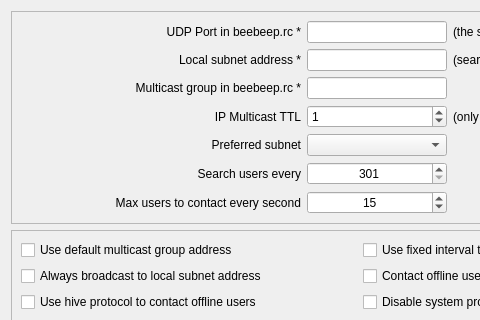
Qt form src/desktop/GuiNetwork.ui (iamthemag/magshare) before a commit; both pictures show x 0 to 480 and y 0 to 320 of the 720 by 450 pixel window.
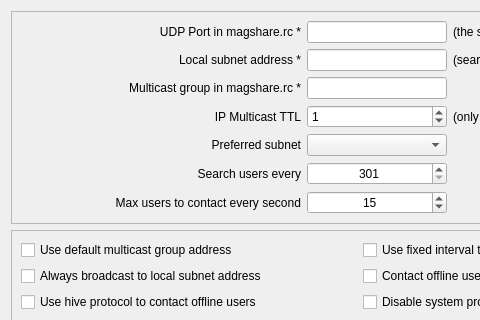
The same form after that commit.

```diff
--- a/src/desktop/GuiNetwork.ui
+++ b/src/desktop/GuiNetwork.ui
@@ -28,7 +28,7 @@
            </size>
           </property>
           <property name="text">
-           <string>UDP Port in beebeep.rc *</string>
+           <string>UDP Port in magshare.rc *</string>
           </property>
           <property name="textFormat">
            <enum>Qt::PlainText</enum>
@@ -198,7 +198,7 @@
         <item row="3" column="0">
          <widget class="QLabel" name="mp_lMulticastGroup">
           <property name="text">
-           <string>Multicast group in beebeep.rc *</string>
+           <string>Multicast group in magshare.rc *</string>
           </property>
           <property name="textFormat">
            <enum>Qt::PlainText</enum>
```
